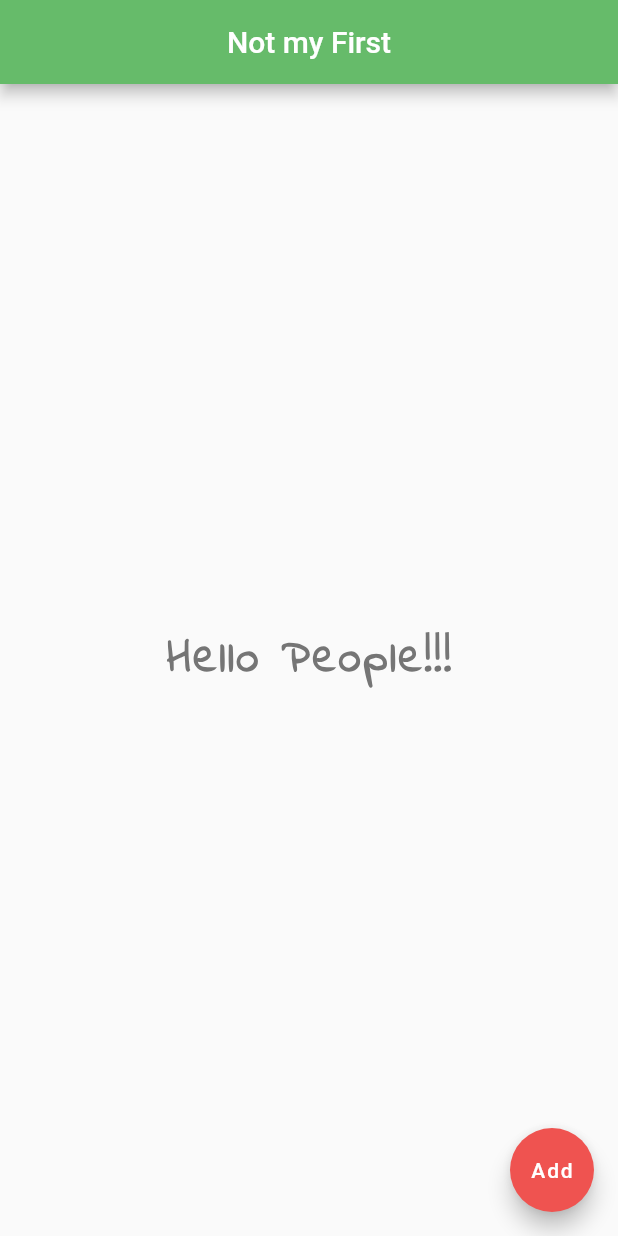
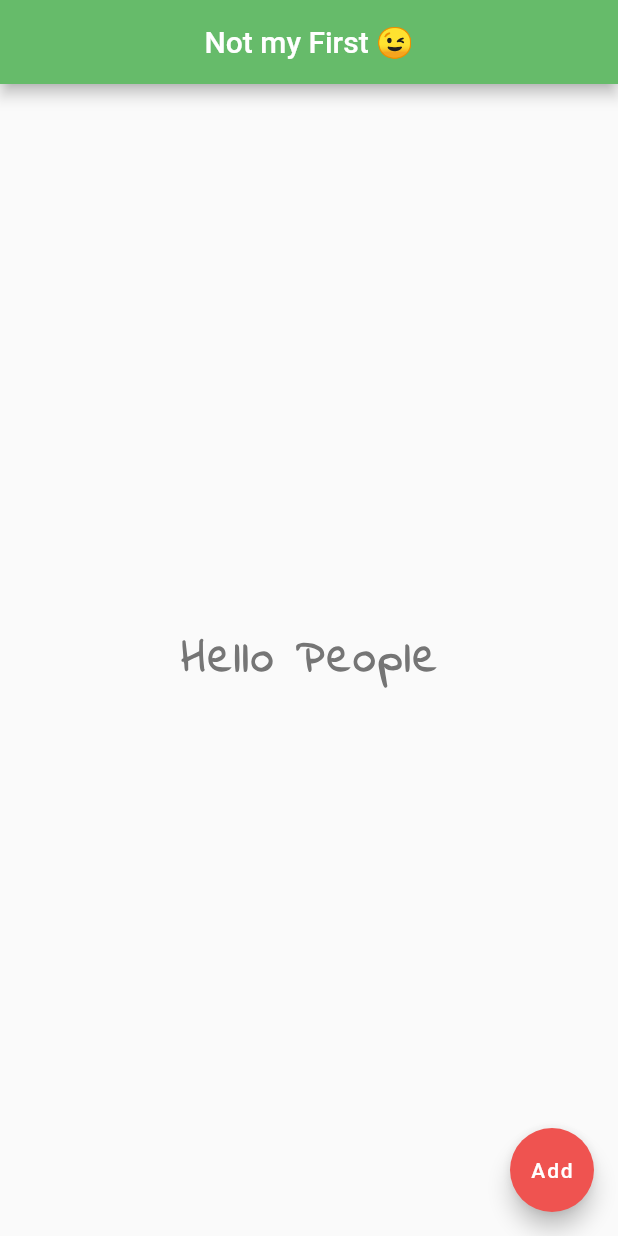
Before and after one commit to Adithya2018/Flutter-Tutorial-for-beginners, a Flutter app: the screen it shows after launch, on a phone screen of 412 x 824 dp. Run offline on Flutter 3.47's test engine with Material 2 defaults, Android fonts, the light colour scheme and no system bars.

Commit message:
Update main.dart

```diff
--- a/first_app/lib/main.dart
+++ b/first_app/lib/main.dart
@@ -9,13 +9,13 @@ class Home extends StatelessWidget {
   Widget build(BuildContext context) {
     return Scaffold(
       appBar: AppBar(
-        title: Text('Not my First'),
+        title: Text('Not my First 😉'),
         centerTitle: true,
         backgroundColor: Colors.green[400],
       ),
       body: Center(
         child: Text(
-          'Hello People!!!',
+          'Hello People',
           style: TextStyle(
             fontSize: 30,
             fontWeight: FontWeight.bold,
```
